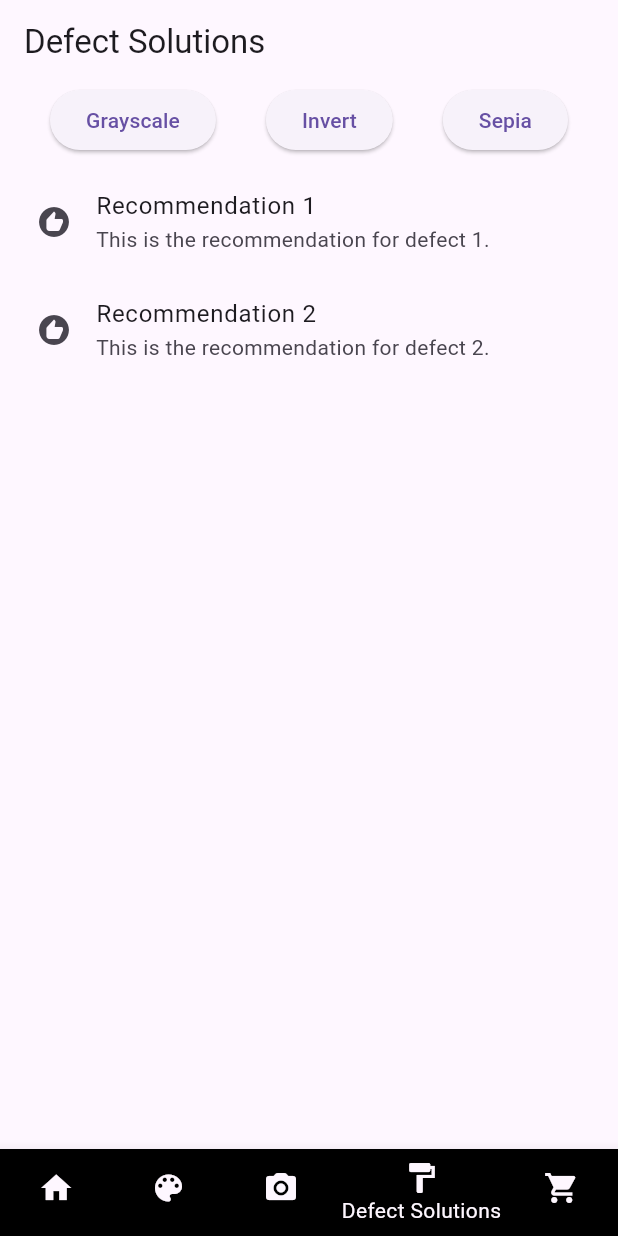
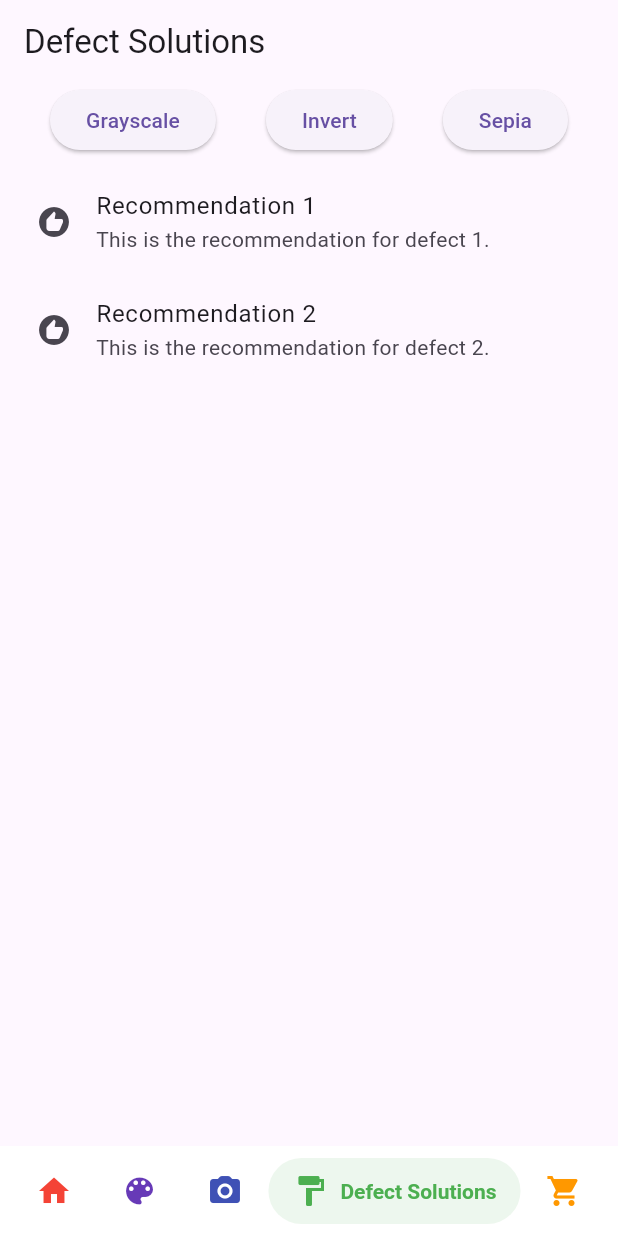
Before and after one commit to Collinstoo/Simple-Augmented-Reality-App, a Flutter app: the screen it shows after launch, item 4 of the bottom bar chosen, on a phone screen of 412 x 824 dp. Run offline on Flutter 3.47's test engine with Material 3 defaults, Android fonts, the phone set to English and light mode, and no system bars; drawn by our look-alikes of salomon_bottom_bar; missing offline and left inert: ar_flutter_plugin.

Commit message:
Ui first redesign

```diff
--- a/lib/main.dart
+++ b/lib/main.dart
@@ -1,7 +1,8 @@
 import 'package:flutter/material.dart';
 import 'visualizer.dart'; // Ensure this path is correct
-import 'defect_solutions.dart';// Ensure this path is correct
+import 'defect_solutions.dart'; // Ensure this path is correct
 import 'package:ar_flutter_plugin/ar_flutter_plugin.dart';
+import 'package:salomon_bottom_bar/salomon_bottom_bar.dart';
 
 void main() => runApp(MaterialApp(
   home: BottomNavBar(),
@@ -14,11 +15,11 @@ class BottomNavBar extends StatefulWidget {
 }
 
 class _BottomNavBarState extends State<BottomNavBar> {
-  int _page = 0;
+  int _currentIndex = 0;
 
   final List<Widget> _pages = [
     PlaceholderWidget(Colors.pink), // Placeholder for the first page
-    PlaceholderWidget(Colors.blue),  // Placeholder for the second page
+    PlaceholderWidget(Colors.blue), // Placeholder for the second page
     Visualizer(),
     DefectSolutions(defect: Defect('Placeholder', 'Placeholder description', 'assets/placeholder.png')),
     PlaceholderWidget(Colors.green), // Placeholder for the fifth page
@@ -27,22 +28,43 @@ class _BottomNavBarState extends State<BottomNavBar> {
   @override
   Widget build(BuildContext context) {
     return Scaffold(
-      bottomNavigationBar: BottomNavigationBar(
-        currentIndex: _page,
+      backgroundColor: Colors.white,
+      bottomNavigationBar: SalomonBottomBar(
+        currentIndex: _currentIndex,
         onTap: (index) {
           setState(() {
-            _page = index;
+            _currentIndex = index;
           });
         },
         items: [
-          BottomNavigationBarItem(icon: Icon(Icons.home), label: 'Home',backgroundColor: Colors.black),
-          BottomNavigationBarItem(icon: Icon(Icons.color_lens), label: 'Colors',backgroundColor: Colors.black),
-          BottomNavigationBarItem(icon: Icon(Icons.camera_alt_rounded), label: 'Visualizer', backgroundColor: Colors.black),
-          BottomNavigationBarItem(icon: Icon(Icons.format_paint), label: 'Defect Solutions', backgroundColor: Colors.black),
-          BottomNavigationBarItem(icon: Icon(Icons.shopping_cart), label: 'Cart',backgroundColor: Colors.black),
+          SalomonBottomBarItem(
+            icon: Icon(Icons.home, color: Colors.red,),
+            title: Text('Home'),
+            selectedColor: Colors.red,
+          ),
+          SalomonBottomBarItem(
+            icon: Icon(Icons.color_lens, color: Colors.deepPurple,),
+            title: Text('Colors'),
+            selectedColor: Colors.deepPurple,
+          ),
+          SalomonBottomBarItem(
+            icon: Icon(Icons.camera_alt_rounded, color: Colors.indigo,),
+            title: Text('Visualizer'),
+            selectedColor: Colors.indigo,
+          ),
+          SalomonBottomBarItem(
+            icon: Icon(Icons.format_paint, color: Colors.green,),
+            title: Text('Defect Solutions'),
+            selectedColor: Colors.green,
+          ),
+          SalomonBottomBarItem(
+            icon: Icon(Icons.shopping_cart, color: Colors.orange,),
+            title: Text('Cart'),
+            selectedColor: Colors.orange,
+          ),
         ],
       ),
-      body: _pages[_page],
+      body: _pages[_currentIndex],
     );
   }
 }
@@ -59,84 +81,3 @@ class PlaceholderWidget extends StatelessWidget {
     );
   }
 }
-
-
-
-
-
-
-
-
-
-
-
-
-
-
-
-
-
-
-// import 'package:flutter/material.dart';
-// // import 'package:curved_navigation_bar/curved_navigation_bar.dart';
-//
-// import 'Main Screens/curved_navigation_bar.dart';
-//
-// void main() => runApp(MaterialApp(home: BottomNavBar()));
-//
-// class BottomNavBar extends StatefulWidget {
-//   @override
-//   _BottomNavBarState createState() => _BottomNavBarState();
-// }
-//
-// class _BottomNavBarState extends State<BottomNavBar> {
-//   int _page = 0;
-//   GlobalKey<CurvedNavigationBarState> _bottomNavigationKey = GlobalKey();
-//
-//   @override
-//   Widget build(BuildContext context) {
-//     return Scaffold(
-//         bottomNavigationBar: CurvedNavigationBar(
-//           key: _bottomNavigationKey,
-//           index: 0,
-//           items: <Widget>[
-//             Icon(Icons.home, size: 30),
-//             Icon(Icons.color_lens, size: 30),
-//             Icon(Icons.camera_alt_rounded, size: 30),
-//             Icon(Icons.format_paint, size: 30),
-//             Icon(Icons.shopping_cart, size: 30),
-//           ],
-//           color: Colors.white,
-//           buttonBackgroundColor: Colors.white,
-//           backgroundColor: Colors.pink,
-//           animationCurve: Curves.easeInOut,
-//           animationDuration: Duration(milliseconds: 600),
-//           onTap: (index) {
-//             setState(() {
-//               _page = index;
-//             });
-//           },
-//           letIndexChange: (index) => true,
-//         ),
-//         body: Container(
-//
-//           color: Colors.pink,
-//           child: Center(
-//             child: Column(
-//               mainAxisAlignment: MainAxisAlignment.center,
-//               children: <Widget>[
-//                 Text(_page.toString(), style: TextStyle(fontSize: 160)),
-//                 ElevatedButton(
-//                   child: Text('Go To Page of index 1'),
-//                   onPressed: () {
-//                     final CurvedNavigationBarState? navBarState =
-//                         _bottomNavigationKey.currentState;
-//                     navBarState?.setPage(1);
-//                   },
-//                 )
-//               ],
-//             ),
-//           ),
-//         ));
-//   }
-// }
```
Also changed, not shown: lib/ar_visualizer_body.dart (added, +105 -0 lines), lib/ar_visualizer_screen.dart (added, +14 -0 lines), lib/visualizer.dart (+105 -81 lines), lib/wood_colors_screen.dart (added, +15 -0 lines), pubspec.yaml (+5 -3 lines), assets/ar.jpg (added), assets/background.jpg (added), assets/woodcolors.jpg (added), pubspec.lock.
